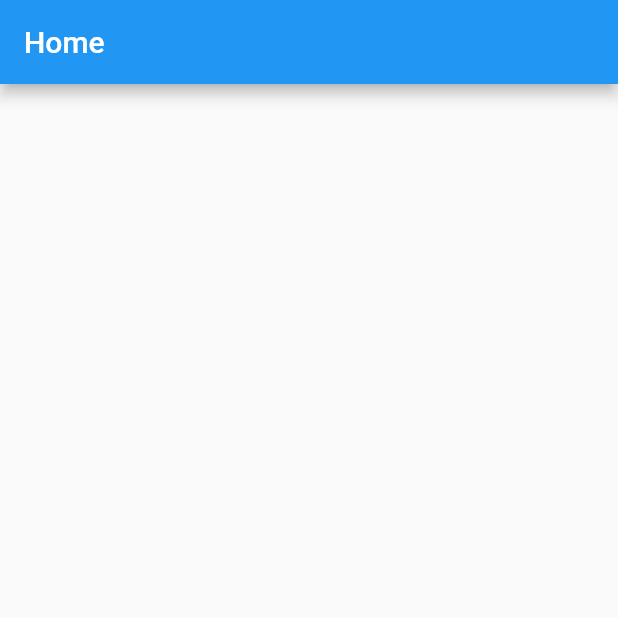
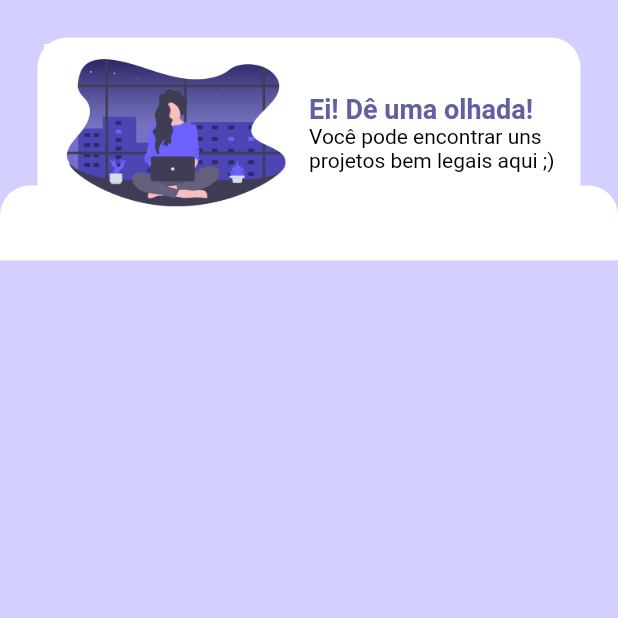
Before and after one commit to williamtdepaula/flutter_github_repositories, a Flutter app: the screen it shows after launch, on a phone screen of 412 x 824 dp, the top half of it. Run offline on Flutter 3.47's test engine with Material 2 defaults, Android fonts, the phone set to English and light mode, and no system bars; our stand-ins replace dartz, dio, flutter_mobx, flutter_modular, mobx; generated files the repository leaves out were written again.

Commit message:
::Implemeting:: start to develop UI

```diff
--- a/lib/app/app_controller.dart
+++ /dev/null
@@ -1,17 +0,0 @@
-import 'package:mobx/mobx.dart';
-import 'package:flutter_modular/flutter_modular.dart';
-
-part 'app_controller.g.dart';
-
-@Injectable()
-class AppController = _AppControllerBase with _$AppController;
-
-abstract class _AppControllerBase with Store {
-  @observable
-  int value = 0;
-
-  @action
-  void increment() {
-    value++;
-  }
-}
--- a/lib/app/app_module.dart
+++ b/lib/app/app_module.dart
@@ -1,9 +1,6 @@
 import 'package:dio/dio.dart';
-import 'package:flutter_github_repositories/app/modules/home/infra/datasource/github_datasource_external.dart';
-import 'package:flutter_github_repositories/app/modules/home/infra/repositories/github_repository.dart';
 import 'package:flutter_github_repositories/app/shared/utils/constants.dart';
 
-import 'app_controller.dart';
 import 'package:flutter_modular/flutter_modular.dart';
 import 'package:flutter/material.dart';
 import 'package:flutter_github_repositories/app/app_widget.dart';
--- a/lib/app/app_widget.dart
+++ b/lib/app/app_widget.dart
@@ -1,4 +1,5 @@
 import 'package:flutter/material.dart';
+import 'package:flutter_github_repositories/app/shared/utils/constants.dart';
 import 'package:flutter_modular/flutter_modular.dart';
 
 class AppWidget extends StatelessWidget {
@@ -6,9 +7,11 @@ class AppWidget extends StatelessWidget {
   Widget build(BuildContext context) {
     return MaterialApp(
       navigatorKey: Modular.navigatorKey,
+      debugShowCheckedModeBanner: false,
       title: 'Flutter Slidy',
       theme: ThemeData(
         primarySwatch: Colors.blue,
+        scaffoldBackgroundColor: kBackgroundColorApp,
       ),
       initialRoute: '/',
       onGenerateRoute: Modular.generateRoute,
--- /dev/null
+++ b/lib/app/modules/home/components/welcome.dart
@@ -0,0 +1,50 @@
+import 'package:flutter/material.dart';
+
+class Welcome extends StatelessWidget {
+  @override
+  Widget build(BuildContext context) {
+    return Container(
+      margin: EdgeInsets.all(25.0),
+      decoration: BoxDecoration(
+        color: Colors.white,
+        borderRadius: BorderRadius.circular(20.0),
+      ),
+      padding: EdgeInsets.all(4.0),
+      child: Row(
+        children: [
+          Expanded(
+            child: Image.asset(
+              'assets/imgs/work.png',
+              fit: BoxFit.contain,
+            ),
+          ),
+          Expanded(
+            child: Column(
+              crossAxisAlignment: CrossAxisAlignment.start,
+              mainAxisAlignment: MainAxisAlignment.start,
+              mainAxisSize: MainAxisSize.min,
+              children: [
+                Text(
+                  'Ei! Dê uma olhada!',
+                  style: TextStyle(
+                    color: Color(0xFF6161A1),
+                    fontSize: 18.0,
+                    fontWeight: FontWeight.w700,
+                  ),
+                ),
+                Text(
+                  'Você pode encontrar uns projetos bem legais aqui ;)',
+                  textAlign: TextAlign.start,
+                  style: TextStyle(
+                    color: Colors.black,
+                    fontSize: 14.0,
+                  ),
+                ),
+              ],
+            ),
+          ),
+        ],
+      ),
+    );
+  }
+}
--- a/lib/app/modules/home/home_controller.dart
+++ b/lib/app/modules/home/home_controller.dart
@@ -14,7 +14,7 @@ abstract class _HomeControllerBase with Store {
   IGitHubRepository gitHubRepository;
 
   _HomeControllerBase({this.gitHubRepository}) {
-    this.loadGitHubRepositories();
+    //this.loadGitHubRepositories();
   }
 
   @observable
--- a/lib/app/modules/home/home_page.dart
+++ b/lib/app/modules/home/home_page.dart
@@ -1,5 +1,8 @@
 import 'package:flutter/material.dart';
+import 'package:flutter_github_repositories/app/modules/home/components/welcome.dart';
+import 'package:flutter_mobx/flutter_mobx.dart';
 import 'package:flutter_modular/flutter_modular.dart';
+import 'package:mobx/mobx.dart';
 import 'home_controller.dart';
 
 class HomePage extends StatefulWidget {
@@ -11,16 +14,38 @@ class HomePage extends StatefulWidget {
 }
 
 class _HomePageState extends ModularState<HomePage, HomeController> {
-  //use 'controller' variable to access controller
-
   @override
   Widget build(BuildContext context) {
     return Scaffold(
-      appBar: AppBar(
-        title: Text(widget.title),
+      body: _handlerRenderBody(),
+    );
+  }
+
+  Widget _handlerRenderBody() {
+    return SafeArea(
+      child: SingleChildScrollView(
+        child: Stack(
+          children: <Widget>[
+            _handlerRenderListRepositories(),
+            Welcome(),
+          ],
+        ),
       ),
-      body: Column(
-        children: <Widget>[],
+    );
+  }
+
+  Widget _handlerRenderListRepositories() {
+    return Container(
+      padding: EdgeInsets.only(top: 50),
+      margin: EdgeInsets.only(
+        top: MediaQuery.of(context).size.height * 0.15,
+      ),
+      decoration: BoxDecoration(
+        color: Colors.white,
+        borderRadius: BorderRadius.only(
+          topLeft: Radius.circular(20),
+          topRight: Radius.circular(20),
+        ),
       ),
     );
   }
--- a/lib/app/shared/utils/constants.dart
+++ b/lib/app/shared/utils/constants.dart
@@ -1 +1,5 @@
+import 'package:flutter/material.dart';
+
 const String BASE_URL = 'https://api.github.com';
+
+Color kBackgroundColorApp = new Color(0xFFd3cfff);
--- a/pubspec.yaml
+++ b/pubspec.yaml
@@ -38,6 +38,7 @@ dependencies:
   mobx:
   flutter_modular:
   dartz:
+  shimmer:
   flutter:
     sdk: flutter
 
@@ -65,8 +66,8 @@ flutter:
   uses-material-design: true
 
   # To add assets to your application, add an assets section, like this:
-  # assets:
-  #   - images/a_dot_burr.jpeg
+  assets:
+  - assets/imgs/
   #   - images/a_dot_ham.jpeg
 
   # An image asset can refer to one or more resolution-specific "variants", see
```
Also changed, not shown: assets/imgs/work.png (added), lib/app/app_controller.g.dart (deleted), pubspec.lock, 1 other file.
